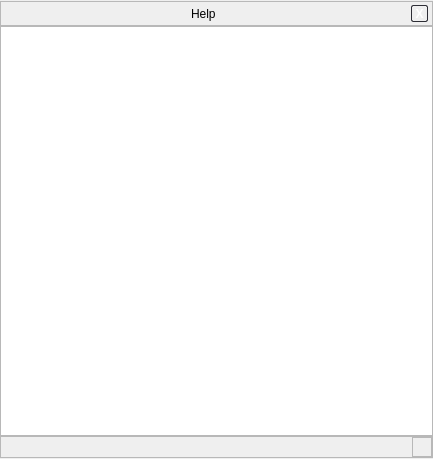
Old version of the form src/gui/helpDialogGui.ui in the repository 519984307/stellarium_src.
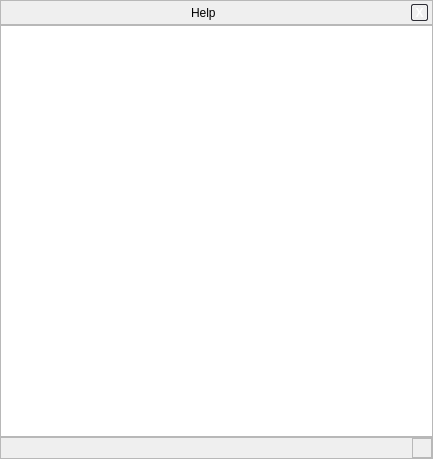
New version of the form. Custom widgets are drawn as their Qt base class.

Commit message: Moved part of the GUI to Qt4.4 which is now mandatory. Made the 30 Dor multiresolution texture example work.

```diff
--- a/src/gui/helpDialogGui.ui
+++ b/src/gui/helpDialogGui.ui
@@ -12,22 +12,16 @@
   <property name="windowTitle" >
    <string>Form</string>
   </property>
+  <property name="autoFillBackground" >
+   <bool>false</bool>
+  </property>
   <layout class="QVBoxLayout" >
    <property name="spacing" >
     <number>0</number>
    </property>
-   <property name="leftMargin" >
+   <property name="margin" >
     <number>0</number>
    </property>
-   <property name="topMargin" >
-    <number>1</number>
-   </property>
-   <property name="rightMargin" >
-    <number>0</number>
-   </property>
-   <property name="bottomMargin" >
-    <number>1</number>
-   </property>
    <item>
     <widget class="BarFrame" name="HelpBar" >
      <property name="minimumSize" >
@@ -195,9 +189,15 @@
        </disabled>
       </palette>
      </property>
-     <property name="autoFillBackground" >
+     <property name="mouseTracking" >
+      <bool>true</bool>
+     </property>
+     <property name="acceptDrops" >
       <bool>false</bool>
      </property>
+     <property name="autoFillBackground" >
+      <bool>true</bool>
+     </property>
      <property name="styleSheet" >
       <string/>
      </property>
```
Left out of the diff: 24 changed lines with no effect on the pictures. The commit also changes 7 other files.
